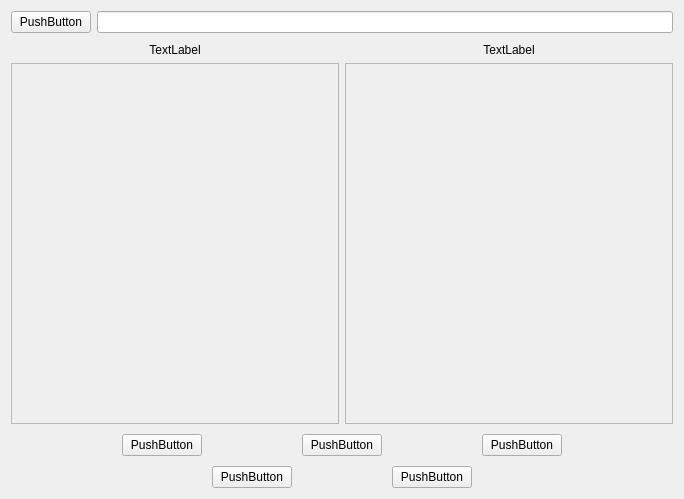
This is cdevtype.ui in song-kang/DNATHmi as Qt 5 draws it before an edit. The edited form follows.
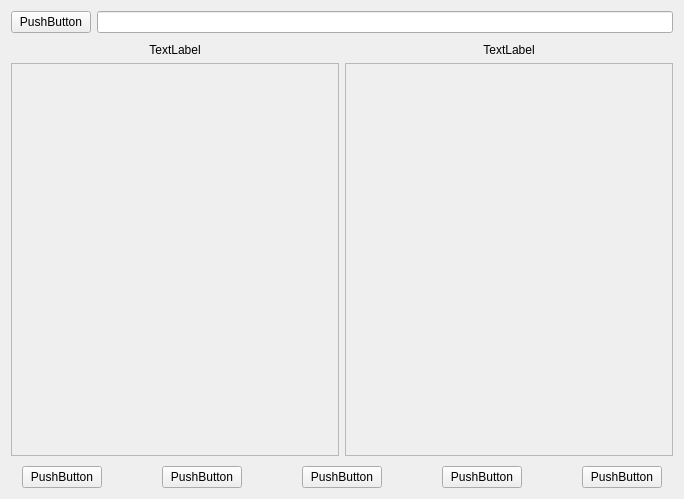
This is the edited form.

What changed in the file:
```diff
--- a/cdevtype.ui
+++ b/cdevtype.ui
@@ -64,7 +64,7 @@
           <x>0</x>
           <y>0</y>
           <width>326</width>
-          <height>354</height>
+          <height>389</height>
          </rect>
         </property>
         <layout class="QGridLayout" name="gridLayout_4">
@@ -106,7 +106,7 @@
           <x>0</x>
           <y>0</y>
           <width>326</width>
-          <height>354</height>
+          <height>389</height>
          </rect>
         </property>
         <layout class="QGridLayout" name="gridLayout_5">
@@ -122,7 +122,7 @@
    <item row="2" column="0" colspan="2">
     <layout class="QHBoxLayout" name="horizontalLayout">
      <property name="spacing">
-      <number>100</number>
+      <number>60</number>
      </property>
      <item>
       <spacer name="horizontalSpacer">
@@ -144,6 +144,13 @@
        </property>
       </widget>
      </item>
+     <item>
+      <widget class="QPushButton" name="btnAffirm">
+       <property name="text">
+        <string>PushButton</string>
+       </property>
+      </widget>
+     </item>
      <item>
       <widget class="QPushButton" name="btnImport">
        <property name="text">
@@ -151,6 +158,13 @@
        </property>
       </widget>
      </item>
+     <item>
+      <widget class="QPushButton" name="btnCancel">
+       <property name="text">
+        <string>PushButton</string>
+       </property>
+      </widget>
+     </item>
      <item>
       <widget class="QPushButton" name="btnNewType">
        <property name="text">
@@ -173,53 +187,6 @@
      </item>
     </layout>
    </item>
-   <item row="3" column="0" colspan="2">
-    <layout class="QHBoxLayout" name="horizontalLayout_2">
-     <property name="spacing">
-      <number>100</number>
-     </property>
-     <item>
-      <spacer name="horizontalSpacer_3">
-       <property name="orientation">
-        <enum>Qt::Horizontal</enum>
-       </property>
-       <property name="sizeHint" stdset="0">
-        <size>
-         <width>40</width>
-         <height>20</height>
-        </size>
-       </property>
-      </spacer>
-     </item>
-     <item>
-      <widget class="QPushButton" name="btnAffirm">
-       <property name="text">
-        <string>PushButton</string>
-       </property>
-      </widget>
-     </item>
-     <item>
-      <widget class="QPushButton" name="btnCancel">
-       <property name="text">
-        <string>PushButton</string>
-       </property>
-      </widget>
-     </item>
-     <item>
-      <spacer name="horizontalSpacer_4">
-       <property name="orientation">
-        <enum>Qt::Horizontal</enum>
-       </property>
-       <property name="sizeHint" stdset="0">
-        <size>
-         <width>40</width>
-         <height>20</height>
-        </size>
-       </property>
-      </spacer>
-     </item>
-    </layout>
-   </item>
   </layout>
  </widget>
  <layoutdefault spacing="6" margin="11"/>
```
